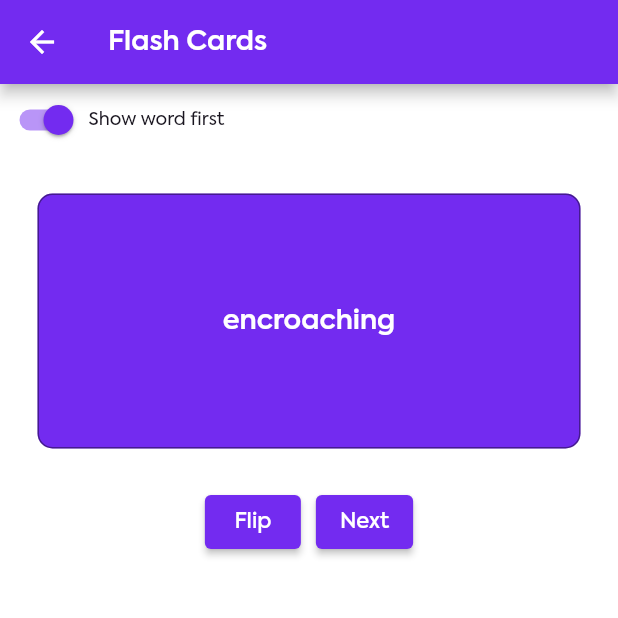
After one commit to intellect4all/gre_vocabulary, a Flutter app: the FlashCardsScreen screen opened by its route, on a phone screen of 412 x 824 dp, the top half of it. The commit adds this screen. Run offline on Flutter 3.47's test engine with Material 2 defaults, Android fonts, the phone set to English and light mode, and no system bars; our stand-ins replace clock, csv, dartz, equatable, flutter_hooks, flutter_riverpod and 6 more; missing offline and left inert: string_extensions; accounts and stored records are empty; generated files the repository leaves out were written again; statements that could not run were skipped.

Commit message:
add flash cards

```diff
--- a/lib/src/core/configs/router.dart
+++ b/lib/src/core/configs/router.dart
@@ -17,11 +17,16 @@ final router = GoRouter(
       path: AppRoutePaths.home,
       builder: (context, state) => const VocabularyHomeScreen(),
     ),
+    GoRoute(
+      path: AppRoutePaths.flashCards,
+      builder: (context, state) => const FlashCardsScreen(),
+    ),
   ],
 );
 
 class AppRoutePaths {
-  static const String splash = '/';
-  static const String onboarding = '/onboarding';
-  static const String home = '/home';
+  static const splash = '/';
+  static const onboarding = '/onboarding';
+  static const home = '/home';
+  static const flashCards = '/flash-cards';
 }
--- a/lib/src/vocabulary/_vocabulary.dart
+++ b/lib/src/vocabulary/_vocabulary.dart
@@ -1,5 +1,6 @@
 export 'application/vocabulary_controller.dart';
 export 'application/vocabulary_state.dart';
 export 'domain/vocabulary_domain.dart';
-export 'presentation/homepage.dart';
+export 'presentation/pages/flash_cards_screen.dart';
+export 'presentation/pages/homepage.dart';
 export 'vocabulary_di.dart';
--- a/lib/src/vocabulary/presentation/_word_showing_now_section.dart
+++ b/lib/src/vocabulary/presentation/pages/_word_showing_now_section.dart
@@ -194,7 +194,6 @@ class _WordShowingNowSectionState extends ConsumerState<WordShowingNowSection> {
   }
 
   void _startListeningToWordsState() {
-    log("start listener called");
     ref.listen(
       vocabularyControllerProvider,
       (previous, next) {
--- /dev/null
+++ b/lib/src/vocabulary/presentation/pages/flash_cards_screen.dart
@@ -0,0 +1,265 @@
+import 'dart:math';
+
+import 'package:flutter/material.dart';
+import 'package:go_router/go_router.dart';
+import 'package:gre_vocabulary/src/core/extensions.dart';
+import 'package:gre_vocabulary/src/core/presentation/common_presentation.dart';
+import 'package:gre_vocabulary/src/vocabulary/domain/entities/word_details.dart';
+import 'package:gre_vocabulary/src/vocabulary/presentation/words_to_be_shown_queue.dart';
+import 'package:hooks_riverpod/hooks_riverpod.dart';
+
+import '../../vocabulary_di.dart';
+
+enum CurrentCardView {
+  front,
+  back,
+}
+
+class FlashCardState {
+  final bool showWordFirst;
+  final CurrentCardView currentCardView;
+  final WordDetails? currentWord;
+
+  FlashCardState({
+    required this.showWordFirst,
+    required this.currentCardView,
+    this.currentWord,
+  });
+
+  FlashCardState copyWith({
+    bool? showWordFirst,
+    CurrentCardView? currentCardView,
+    WordDetails? currentWord,
+  }) {
+    return FlashCardState(
+      showWordFirst: showWordFirst ?? this.showWordFirst,
+      currentCardView: currentCardView ?? this.currentCardView,
+      currentWord: currentWord ?? this.currentWord,
+    );
+  }
+}
+
+final cardStateProvider = StateProvider<FlashCardState>(
+  (ref) => FlashCardState(
+    showWordFirst: true,
+    currentCardView: CurrentCardView.front,
+  ),
+);
+
+class FlashCardsScreen extends ConsumerStatefulWidget {
+  const FlashCardsScreen({Key? key}) : super(key: key);
+
+  @override
+  ConsumerState<FlashCardsScreen> createState() => _FlashCardsScreenState();
+}
+
+class _FlashCardsScreenState extends ConsumerState<FlashCardsScreen> {
+  late final WordsToBeShownQueue _wordStack;
+
+  @override
+  void initState() {
+    super.initState();
+    _wordStack = WordsToBeShownQueue(_markWordAsShown);
+    _fetchWordsToBeShown();
+  }
+
+  @override
+  Widget build(BuildContext context) {
+    final flashCardState = ref.watch(cardStateProvider);
+
+    _startListeningToWordsState();
+
+    return Scaffold(
+      appBar: AppBar(
+        leading: IconButton(
+          icon: const Icon(Icons.arrow_back),
+          onPressed: () {
+            context.pop();
+          },
+        ),
+        title: const Text("Flash Cards"),
+      ),
+      body: SafeArea(
+        child: Column(
+          children: [
+            Row(
+              children: [
+                Switch(
+                  value: flashCardState.showWordFirst,
+                  activeColor: context.colorScheme.primary,
+                  onChanged: (value) {
+                    ref.read(cardStateProvider.notifier).update(
+                          (state) => state.copyWith(showWordFirst: value),
+                        );
+                  },
+                ),
+                Text(
+                  "Show word first",
+                  style: Theme.of(context).textTheme.bodySmall,
+                ),
+              ],
+            ),
+            Visibility(
+              visible: flashCardState.currentWord != null,
+              child: Column(
+                children: [
+                  AnimatedSwitcher(
+                    duration: const Duration(milliseconds: 1500),
+                    transitionBuilder:
+                        (Widget child, Animation<double> animation) =>
+                            _transitionBuilder(
+                      child,
+                      animation,
+                      flashCardState.currentCardView,
+                    ),
+                    layoutBuilder: (widget, list) => Stack(
+                        children: [widget ?? const SizedBox.shrink(), ...list]),
+                    switchInCurve: Curves.easeInBack,
+                    switchOutCurve: Curves.easeInBack.flipped,
+                    child: _buildBody(
+                      flashCardState,
+                      context,
+                    ),
+                  ),
+                  Row(
+                    mainAxisAlignment: MainAxisAlignment.center,
+                    children: [
+                      ElevatedButton(
+                        onPressed: () {
+                          ref.read(cardStateProvider.notifier).update(
+                                (state) => state.copyWith(
+                                  currentCardView: state.currentCardView ==
+                                          CurrentCardView.front
+                                      ? CurrentCardView.back
+                                      : CurrentCardView.front,
+                                ),
+                              );
+                        },
+                        child: const Text("Flip"),
+                      ),
+                      const Gap(size: 10),
+                      ElevatedButton(
+                        onPressed: () {
+                          if (_wordStack.isEmpty()) {
+                            _fetchWordsToBeShown();
+                            return;
+                          }
+                          _setNextWord();
+                        },
+                        child: const Text("Next"),
+                      ),
+                    ],
+                  ),
+                ],
+              ),
+            ),
+          ],
+        ),
+      ),
+    );
+  }
+
+  Widget _buildBody(FlashCardState cardState, BuildContext context) {
+    final currentWord = cardState.currentWord;
+    if (currentWord == null) {
+      return const Center(
+        child: CircularProgressIndicator(),
+      );
+    }
+
+    final word = currentWord.word.value.getOrElse("");
+    final meaning = currentWord.word.definition;
+
+    return Container(
+      margin: const EdgeInsets.all(25),
+      padding: const EdgeInsets.all(25),
+      height: 170,
+      key: ValueKey(cardState.currentCardView.toString()),
+      width: double.infinity,
+      decoration: BoxDecoration(
+        color: cardState.currentCardView == CurrentCardView.front
+            ? context.colorScheme.primary
+            : context.colorScheme.onPrimary,
+        borderRadius: BorderRadius.circular(10),
+        border: Border.all(
+          color: context.colorScheme.onBackground.withOpacity(0.4),
+        ),
+      ),
+      child: Center(
+        child: Text(
+          cardState.currentCardView == CurrentCardView.front
+              ? cardState.showWordFirst
+                  ? word
+                  : meaning
+              : cardState.showWordFirst
+                  ? meaning
+                  : word,
+          textAlign: TextAlign.center,
+          style: context.textTheme.titleLarge?.copyWith(
+            color: cardState.currentCardView == CurrentCardView.front
+                ? context.colorScheme.onPrimary
+                : context.colorScheme.primary,
+          ),
+        ),
+      ),
+    );
+  }
+
+  Widget _transitionBuilder(
+      Widget child, Animation<double> animation, CurrentCardView currentView) {
+    final rotateAnim = Tween(begin: pi, end: 0.0).animate(animation);
+    return AnimatedBuilder(
+      animation: rotateAnim,
+      child: child,
+      builder: (context, widget) {
+        final isUnder = (ValueKey(currentView.toString()) != widget?.key);
+        var tilt = ((animation.value - 0.5).abs() - 0.5) * 0.003;
+        tilt *= isUnder ? -1.0 : 1.0;
+        final value =
+            isUnder ? min(rotateAnim.value, pi / 2) : rotateAnim.value;
+        return Transform(
+          transform: Matrix4.rotationY(value)..setEntry(3, 0, tilt),
+          alignment: Alignment.center,
+          child: widget,
+        );
+      },
+    );
+  }
+
+  void _startListeningToWordsState() {
+    ref.listen(
+      vocabularyControllerProvider,
+      (previous, next) {
+        next.maybeWhen(
+            orElse: () {},
+            nextWordsLoaded: (words) {
+              _wordStack.addWords(words);
+              _setNextWord();
+            });
+      },
+    );
+    ref.listen(wordDetailsProvider, (previous, next) {
+      ref.read(cardStateProvider.notifier).update(
+            (state) => state.copyWith(
+              currentCardView: CurrentCardView.front,
+              currentWord: next,
+            ),
+          );
+    });
+  }
+
+  void _setNextWord() {
+    final nextWord = _wordStack.getNextWord();
+    ref.read(wordDetailsProvider.notifier).state = nextWord;
+  }
+
+  void _fetchWordsToBeShown() {
+    ref.read(vocabularyControllerProvider.notifier).loadWordsToBeShown();
+  }
+
+  void _markWordAsShown(WordDetails word) {
+    ref
+        .read(vocabularyControllerProvider.notifier)
+        .markWordAsShown(word.word.value);
+  }
+}
--- a/lib/src/vocabulary/vocabulary_di.dart
+++ b/lib/src/vocabulary/vocabulary_di.dart
@@ -1,6 +1,7 @@
 import 'dart:developer';
 
 import 'package:csv/csv.dart';
+import 'package:flutter/material.dart';
 import 'package:flutter_riverpod/flutter_riverpod.dart';
 import 'package:gre_vocabulary/gen/assets.gen.dart';
 import 'package:gre_vocabulary/src/vocabulary/application/vocabulary_controller.dart';
@@ -17,11 +18,20 @@ import 'package:gre_vocabulary/src/vocabulary/infrastructure/repository/wordlist
 import 'package:gre_vocabulary/src/vocabulary/infrastructure/repository/wordlists_csv_parsers/manya_hit_list_parser.dart';
 import 'package:gre_vocabulary/src/vocabulary/infrastructure/repository/wordlists_csv_parsers/manya_princeton_hitlist_parser.dart';
 import 'package:gre_vocabulary/src/vocabulary/infrastructure/repository/wordlists_csv_parsers/online_prep_list_parser.dart';
+import 'package:gre_vocabulary/src/vocabulary/presentation/words_to_be_shown_queue.dart';
 import 'package:hive_flutter/hive_flutter.dart';
 import 'package:isar/isar.dart';
 
+import 'domain/entities/word_details.dart';
 import 'infrastructure/repository/vocabulary_repository.dart';
 import 'infrastructure/repository/words_lists/base_words_list.dart';
+
+final wordDetailsProvider = StateProvider<WordDetails?>((ref) => null);
+
+final wordStackProvider =
+    StateProvider.family<WordsToBeShownQueue, ValueSetter<WordDetails>>(
+  (ref, callbackOnShowWord) => WordsToBeShownQueue(callbackOnShowWord),
+);
 
 final isarProvider = FutureProvider<Isar>(
   (ref) async => await Isar.open(
```
Also changed, not shown: lib/src/vocabulary/application/vocabulary_controller.dart (+1 -8 lines), lib/src/vocabulary/presentation/homepage.dart (deleted, +0 -35 lines), lib/src/vocabulary/presentation/pages/homepage.dart (added, +166 -0 lines), lib/src/vocabulary/presentation/pages/_search_section.dart (renamed from lib/src/vocabulary/presentation/_search_section.dart).
